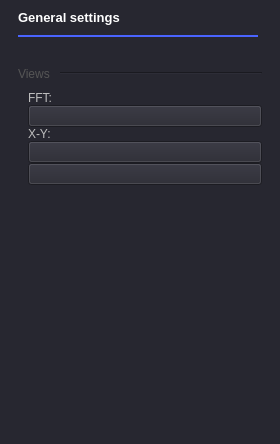
Old version of the form ui/osc_general_settings.ui in the repository analogdevicesinc/scopy.
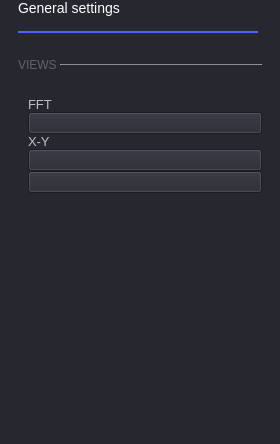
New version of the form. Custom widgets are drawn as their Qt base class.

What changed in the file:
```diff
--- a/ui/osc_general_settings.ui
+++ b/ui/osc_general_settings.ui
@@ -48,13 +48,13 @@
      <item>
       <layout class="QVBoxLayout" name="verticalLayout_4">
        <property name="spacing">
-        <number>10</number>
+        <number>15</number>
        </property>
        <property name="topMargin">
-        <number>10</number>
+        <number>0</number>
        </property>
        <property name="bottomMargin">
-        <number>10</number>
+        <number>0</number>
        </property>
        <item>
         <widget class="QLabel" name="label_4">
@@ -65,11 +65,9 @@
           </sizepolicy>
          </property>
          <property name="styleSheet">
-          <string notr="true">QLabel {
-  font-weight: bold;
-  font-size: 13px;
-  color: #ffffff;
-}
+          <string notr="true">color: white;
+	font-size: 14px;
+	font-weight: normal;
 </string>
          </property>
          <property name="text">
@@ -102,27 +100,8 @@
       </layout>
      </item>
      <item>
-      <spacer name="verticalSpacer">
-       <property name="orientation">
-        <enum>Qt::Vertical</enum>
-       </property>
-       <property name="sizeType">
-        <enum>QSizePolicy::Fixed</enum>
-       </property>
-       <property name="sizeHint" stdset="0">
-        <size>
-         <width>0</width>
-         <height>20</height>
-        </size>
-       </property>
-      </spacer>
-     </item>
-     <item>
-      <layout class="QHBoxLayout" name="horizontalLayout">
-       <property name="spacing">
-        <number>10</number>
-       </property>
-       <item>
+      <layout class="QGridLayout" name="gridLayout">
+       <item row="1" column="0">
         <widget class="QLabel" name="label">
          <property name="sizePolicy">
           <sizepolicy hsizetype="Fixed" vsizetype="Fixed">
@@ -132,21 +111,69 @@
          </property>
          <property name="styleSheet">
           <string notr="true">QLabel {
-  color: rgb(85, 85, 85);
-}</string>
+		font-size: 12px;
+		color: rgba(255, 255, 255, 70);
+	}</string>
          </property>
          <property name="text">
-          <string>Views</string>
+          <string>VIEWS </string>
          </property>
         </widget>
        </item>
-       <item>
+       <item row="1" column="1">
         <widget class="Line" name="line">
+         <property name="minimumSize">
+          <size>
+           <width>0</width>
+           <height>1</height>
+          </size>
+         </property>
+         <property name="maximumSize">
+          <size>
+           <width>16777215</width>
+           <height>1</height>
+          </size>
+         </property>
+         <property name="styleSheet">
+          <string notr="true">border: 1px solid rgba(255, 255, 255, 70);</string>
+         </property>
          <property name="orientation">
           <enum>Qt::Horizontal</enum>
          </property>
         </widget>
        </item>
+       <item row="2" column="0" colspan="2">
+        <spacer name="verticalSpacer">
+         <property name="orientation">
+          <enum>Qt::Vertical</enum>
+         </property>
+         <property name="sizeType">
+          <enum>QSizePolicy::Fixed</enum>
+         </property>
+         <property name="sizeHint" stdset="0">
+          <size>
+           <width>0</width>
+           <height>15</height>
+          </size>
+         </property>
+        </spacer>
+       </item>
+       <item row="0" column="0" colspan="2">
+        <spacer name="verticalSpacer_3">
+         <property name="orientation">
+          <enum>Qt::Vertical</enum>
+         </property>
+         <property name="sizeType">
+          <enum>QSizePolicy::Fixed</enum>
+         </property>
+         <property name="sizeHint" stdset="0">
+          <size>
+           <width>0</width>
+           <height>25</height>
+          </size>
+         </property>
+        </spacer>
+       </item>
       </layout>
      </item>
      <item>
@@ -159,8 +186,11 @@
        </property>
        <item>
         <widget class="QLabel" name="label_2">
+         <property name="styleSheet">
+          <string notr="true">font-size: 13px;</string>
+         </property>
          <property name="text">
-          <string>FFT:</string>
+          <string>FFT</string>
          </property>
         </widget>
        </item>
@@ -173,8 +203,11 @@
        </item>
        <item>
         <widget class="QLabel" name="label_3">
+         <property name="styleSheet">
+          <string notr="true">font-size: 13px;</string>
+         </property>
          <property name="text">
-          <string>X-Y:</string>
+          <string>X-Y</string>
          </property>
         </widget>
        </item>
```
